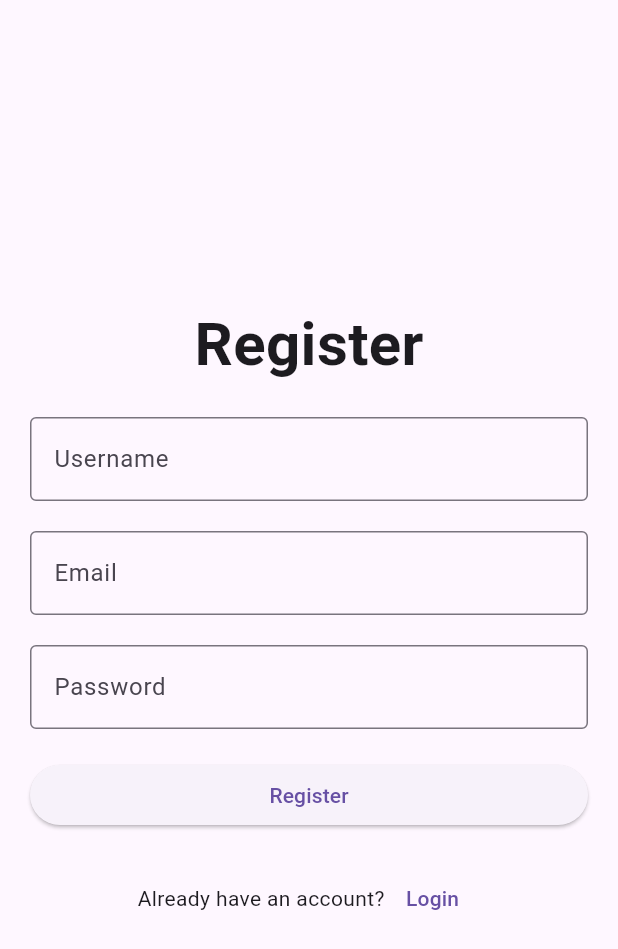
After one commit to Micc1234/Cache-Music-Player, a Flutter app: the screen it shows after launch, after a tap on "Login", after a tap on "Register", on a phone screen of 412 x 824 dp. The commit adds this screen. Shown: the top 949 px of the screen. Run offline on Flutter 3.47's test engine with Material 3 defaults, Android fonts, the phone set to English and light mode, and no system bars; network calls fail.

Commit message:
adding register page, login page, and its basic functionality

```diff
--- a/lib/main.dart
+++ b/lib/main.dart
@@ -1,3 +1,4 @@
+import 'package:cache_music_player/screens/login_page.dart';
 import 'package:flutter/material.dart';
 import 'package:provider/provider.dart';
 import 'package:cache_music_player/models/data_provider.dart';
@@ -16,7 +17,7 @@ class MyApp extends StatelessWidget {
       create: (context) => DataProvider(),
       builder: (context, child) => MaterialApp(
         debugShowCheckedModeBanner: false,
-        home: FirstPage(),
+        home: LoginPage(),
       ),
     );
   }
--- /dev/null
+++ b/lib/models/user_class_model.dart
@@ -0,0 +1,7 @@
+class User {
+  final String username;
+  final String email;
+  final String password;
+
+  User({required this.username, required this.email, required this.password});
+}
--- /dev/null
+++ b/lib/models/user_data.dart
@@ -0,0 +1,19 @@
+import 'package:cache_music_player/models/user_class_model.dart';
+
+List<User> users = [
+  User(username: "user1", email: "user1@gmail.com", password: "pwd1"),
+  User(username: "user2", email: "user2@gmail.com", password: "pwd2"),
+];
+
+bool loginAction(String email, String password) {
+  for (User user in users) {
+    if (user.email == email && user.password == password) {
+      return true;
+    }
+  }
+  return false;
+}
+
+void addUser(String username, String email, String password) {
+  users.add(User(username: username, email: email, password: password));
+}
--- a/lib/screens/first_page.dart
+++ b/lib/screens/first_page.dart
@@ -1,3 +1,5 @@
+import 'package:cache_music_player/screens/login_page.dart';
+import 'package:cache_music_player/screens/notification_page.dart';
 import 'package:flutter/material.dart';
 import 'package:cache_music_player/screens/home_page.dart';
 import 'package:cache_music_player/screens/search_page.dart';
@@ -28,19 +30,45 @@ class _FirstPageState extends State<FirstPage> {
   @override
   Widget build(BuildContext context) {
     return Scaffold(
+      floatingActionButton: FloatingActionButton(
+        onPressed: () {
+          Navigator.push(
+              context, MaterialPageRoute(builder: (context) => LoginPage()));
+        },
+        child: Icon(Icons.logout),
+      ),
       appBar: AppBar(
-        backgroundColor: Colors.blue,
+        leading: IconButton(
+          iconSize: 35,
+          color: Colors.white,
+          icon: Icon(Icons.list_rounded),
+          onPressed: () {},
+        ),
+        backgroundColor: Color.fromARGB(255, 213, 122, 255),
         title: Text(
           "Cache Music Player",
           style: TextStyle(color: Colors.white, fontWeight: FontWeight.bold),
         ),
+        actions: [
+          IconButton(
+            onPressed: () {
+              Navigator.push(context,
+                  MaterialPageRoute(builder: (context) => NotificationPage()));
+            },
+            icon: Icon(
+              Icons.notifications,
+            ),
+            iconSize: 35,
+            color: Colors.white,
+          )
+        ],
         centerTitle: true,
       ),
       body: pages[selectedIndex],
       bottomNavigationBar: BottomNavigationBar(
           currentIndex: selectedIndex,
           onTap: navigate,
-          fixedColor: Colors.blue,
+          fixedColor: Colors.purple,
           items: [
             BottomNavigationBarItem(icon: Icon(Icons.home), label: "Home"),
             BottomNavigationBarItem(icon: Icon(Icons.search), label: "Search"),
--- /dev/null
+++ b/lib/screens/login_page.dart
@@ -0,0 +1,103 @@
+import 'package:cache_music_player/screens/first_page.dart';
+import 'package:cache_music_player/screens/register.page.dart';
+import 'package:flutter/material.dart';
+import 'package:cache_music_player/models/user_data.dart';
+
+class LoginPage extends StatefulWidget {
+  const LoginPage({super.key});
+
+  @override
+  State<LoginPage> createState() => _LoginPageState();
+}
+
+class _LoginPageState extends State<LoginPage> {
+  TextEditingController emailC = TextEditingController();
+  TextEditingController passwordC = TextEditingController();
+
+  String errorMessage = "";
+
+  void _login() {
+    String email = emailC.text;
+    String password = passwordC.text;
+
+    bool valid = loginAction(email, password);
+
+    if (valid) {
+      Navigator.push(
+          context, MaterialPageRoute(builder: (context) => FirstPage()));
+    } else {
+      setState(() {
+        errorMessage = "Invalid email or password";
+      });
+    }
+  }
+
+  @override
+  Widget build(BuildContext context) {
+    return Scaffold(
+      body: Padding(
+        padding: const EdgeInsets.all(20.0),
+        child: Column(
+          mainAxisAlignment: MainAxisAlignment.center,
+          children: [
+            Text(
+              "Login",
+              style: TextStyle(fontSize: 40, fontWeight: FontWeight.bold),
+            ),
+            SizedBox(
+              height: 20,
+            ),
+            Column(
+              children: [
+                TextField(
+                  controller: emailC,
+                  decoration: InputDecoration(
+                      hintText: "Email", border: OutlineInputBorder()),
+                ),
+                SizedBox(
+                  height: 20,
+                ),
+                TextField(
+                  obscureText: true,
+                  controller: passwordC,
+                  decoration: InputDecoration(
+                      hintText: "Password", border: OutlineInputBorder()),
+                )
+              ],
+            ),
+            SizedBox(
+              height: 20,
+            ),
+            Container(
+                width: double.infinity,
+                child: ElevatedButton(
+                    onPressed: () {
+                      _login();
+                    },
+                    child: Text("Login"))),
+            Text(
+              errorMessage,
+              style: TextStyle(color: Colors.red),
+            ),
+            Row(
+              mainAxisAlignment: MainAxisAlignment.center,
+              children: [
+                Text(
+                  "Don't have an account?",
+                ),
+                TextButton(
+                    onPressed: () {
+                      Navigator.push(
+                          context,
+                          MaterialPageRoute(
+                              builder: (context) => RegisterPage()));
+                    },
+                    child: Text("Register"))
+              ],
+            )
+          ],
+        ),
+      ),
+    );
+  }
+}
--- /dev/null
+++ b/lib/screens/notification_page.dart
@@ -0,0 +1,20 @@
+import 'package:flutter/material.dart';
+
+class NotificationPage extends StatelessWidget {
+  const NotificationPage({super.key});
+
+  @override
+  Widget build(BuildContext context) {
+    return Scaffold(
+      appBar: AppBar(
+        backgroundColor: Colors.blue,
+        title: Text(
+          "Cache Music Player",
+          style: TextStyle(color: Colors.white, fontWeight: FontWeight.bold),
+        ),
+        centerTitle: true,
+      ),
+      body: Center(child: Text("No Notification")),
+    );
+  }
+}
--- /dev/null
+++ b/lib/screens/register.page.dart
@@ -0,0 +1,127 @@
+import 'package:cache_music_player/models/user_data.dart';
+import 'package:cache_music_player/screens/login_page.dart';
+import 'package:flutter/material.dart';
+
+class RegisterPage extends StatefulWidget {
+  const RegisterPage({super.key});
+
+  @override
+  State<RegisterPage> createState() => _RegisterPageState();
+}
+
+class _RegisterPageState extends State<RegisterPage> {
+  TextEditingController usernameC = TextEditingController();
+  TextEditingController emailC = TextEditingController();
+  TextEditingController passwordC = TextEditingController();
+
+  String errorMessage = "";
+
+  void _register() {
+    String username = usernameC.text;
+    String email = emailC.text;
+    String password = passwordC.text;
+
+    setState(() {
+      errorMessage = "";
+    });
+
+    //check empty
+    if (username.isEmpty || email.isEmpty || password.isEmpty) {
+      setState(() {
+        errorMessage = "Username, email, or password cannot be empty.";
+      });
+      return;
+    }
+
+    //check exist
+    bool userExists =
+        users.any((user) => user.username == username || user.email == email);
+
+    if (userExists) {
+      setState(() {
+        errorMessage = "User with the same username, or email already exists.";
+      });
+      return;
+    }
+
+    //success
+    addUser(username, email, password);
+    Navigator.push(
+        context, MaterialPageRoute(builder: (context) => LoginPage()));
+  }
+
+  @override
+  Widget build(BuildContext context) {
+    return Scaffold(
+      body: Padding(
+        padding: const EdgeInsets.all(20.0),
+        child: Column(
+          mainAxisAlignment: MainAxisAlignment.center,
+          children: [
+            Text(
+              "Register",
+              style: TextStyle(fontSize: 40, fontWeight: FontWeight.bold),
+            ),
+            SizedBox(
+              height: 20,
+            ),
+            Column(
+              children: [
+                TextField(
+                  controller: usernameC,
+                  decoration: InputDecoration(
+                      hintText: "Username", border: OutlineInputBorder()),
+                ),
+                SizedBox(
+                  height: 20,
+                ),
+                TextField(
+                  controller: emailC,
+                  decoration: InputDecoration(
+                      hintText: "Email", border: OutlineInputBorder()),
+                ),
+                SizedBox(
+                  height: 20,
+                ),
+                TextField(
+                  obscureText: true,
+                  controller: passwordC,
+                  decoration: InputDecoration(
+                      hintText: "Password", border: OutlineInputBorder()),
+                )
+              ],
+            ),
+            SizedBox(
+              height: 20,
+            ),
+            Container(
+                width: double.infinity,
+                child: ElevatedButton(
+                    onPressed: () {
+                      _register();
+                    },
+                    child: Text("Register"))),
+            Text(
+              errorMessage,
+              style: TextStyle(color: Colors.red),
+            ),
+            Row(
+              mainAxisAlignment: MainAxisAlignment.center,
+              children: [
+                Text(
+                  "Already have an account?",
+                ),
+                TextButton(
+                    onPressed: () {
+                      Navigator.push(context,
+                          MaterialPageRoute(builder: (context) => LoginPage()));
+                    },
+                    child: Text("Login"))
+              ],
+            )
+          ],
+        ),
+      ),
+    );
+  }
+}
```
